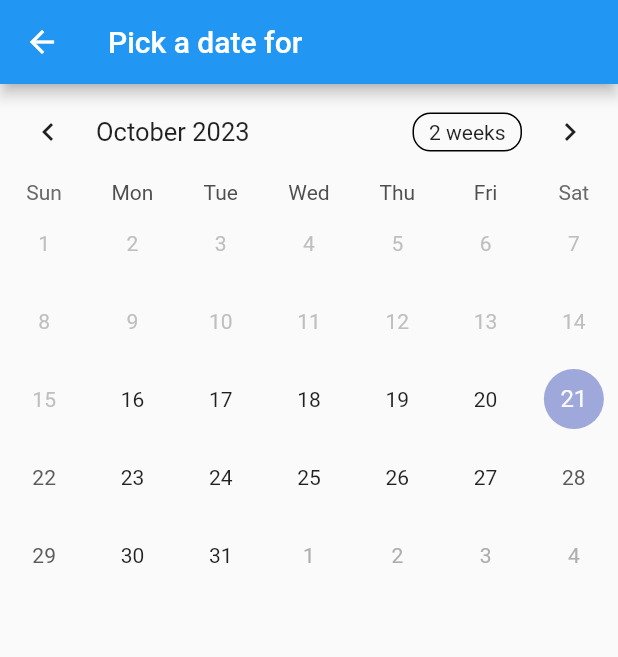
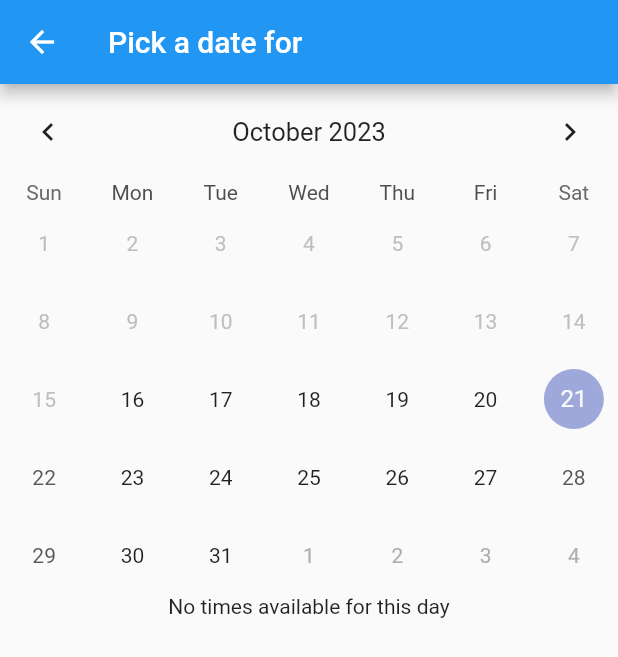
Before and after one commit to tyanochkuby/flutter_animation_example, a Flutter app: the PickDatePage screen opened directly with empty values, on a phone screen of 412 x 824 dp. Shown: the top 657 px of the screen. Run offline on Flutter 3.47's test engine with Material 2 defaults, Android fonts, the phone set to English and light mode, and no system bars; drawn by our look-alikes of table_calendar; our stand-ins replace bloc, cloud_firestore, email_validator, equatable, firebase_auth, firebase_core and 3 more; accounts and stored records are empty; generated files the repository leaves out were written again.

Commit message:
pickdate page added, trips repository fixed,

```diff
--- a/lib/models/boat_trip.dart
+++ b/lib/models/boat_trip.dart
@@ -19,7 +19,7 @@ class BoatTrip {
         title: json['title'],
         cardColor: Color(int.parse(json['color'])).withOpacity(1),
         boatAssetName: 'lib/assets/${json['assetName']}.png',
-        datesAvalable: makeDateList(json['datesAvalable']));
+        datesAvalable: makeDateList(json['available_dates']));
   }
 }
 
--- a/lib/presentation/detailspage.dart
+++ b/lib/presentation/detailspage.dart
@@ -5,7 +5,6 @@ import 'package:flutter_animations_example/presentation/pickdatepage.dart';
 import 'package:flutter_animations_example/presentation/widgets/heart.dart';
 import 'package:flutter_animations_example/presentation/widgets/primary_button.dart';
 import 'package:flutter_animations_example/presentation/widgets/select_quantity_pill.dart';
-import 'package:flutter_bloc/flutter_bloc.dart';
 import 'package:google_fonts/google_fonts.dart';
 
 import '../models/boat_trip.dart';
--- a/lib/presentation/pickdatepage.dart
+++ b/lib/presentation/pickdatepage.dart
@@ -13,14 +13,7 @@ class PickDatePage extends StatelessWidget {
       appBar: AppBar(
         title: Text('Pick a date for ${boatTrip.title}'),
       ),
-      body: Column(
-        children: [
-          Calendar(
-            datesAvailable: boatTrip.datesAvalable,
-          ),
-          const SizedBox(height: 15),
-        ],
-      ),
+      body: Calendar(boatTrip.datesAvalable, context),
     );
   }
 }
--- a/lib/presentation/widgets/booking_calendar.dart
+++ b/lib/presentation/widgets/booking_calendar.dart
@@ -1,21 +1,80 @@
 import 'package:flutter/material.dart';
 import 'package:flutter_animations_example/models/boat_trip.dart';
+import 'package:intl/intl.dart';
 import 'package:table_calendar/table_calendar.dart';
+import 'package:collection/src/iterable_extensions.dart';
 
-class Calendar extends StatelessWidget {
-  Calendar({required this.datesAvailable});
+class Calendar extends StatefulWidget {
+  Calendar(this.datesAvailable, this.context) {}
 
   final List<BookingDate> datesAvailable;
-  DateTime today = DateTime.now();
+  final BuildContext context;
+  DateTime? focusedDay;
+  BookingDate? focusedDayBooking;
+
+  @override
+  State<Calendar> createState() => _CalendarState();
+}
+
+class _CalendarState extends State<Calendar> {
+  final DateTime today = DateTime.now();
+  @override
+  void initState() {
+    widget.focusedDay ??= DateTime(today.year, today.month, today.day);
+    widget.focusedDayBooking = widget.datesAvailable
+        .firstWhereOrNull((element) => element.date == widget.focusedDay);
+    print('initState');
+  }
 
   @override
   Widget build(BuildContext context) {
-    return Container(
-      child: TableCalendar(
-        firstDay: today.subtract(Duration(days: today.weekday - 1)),
-        lastDay: today.add(const Duration(days: 40)),
-        focusedDay: today,
-      ),
+    return Column(
+      children: [
+        TableCalendar(
+          headerStyle:
+              HeaderStyle(formatButtonVisible: false, titleCentered: true),
+          availableGestures: AvailableGestures.horizontalSwipe,
+          firstDay: today.subtract(Duration(days: today.weekday - 1)),
+          lastDay: today.add(const Duration(days: 40)),
+          focusedDay: widget.focusedDay!,
+          onDaySelected: _onDaySelected,
+        ),
+        widget.focusedDayBooking == null
+            ? const Text('No times available for this day')
+            : Container(
+                height: 50,
+                child: ListView.builder(
+                    shrinkWrap: true,
+                    scrollDirection: Axis.horizontal,
+                    itemCount: widget.focusedDayBooking!.times.length,
+                    itemBuilder: (BuildContext context, int index) {
+                      return Container(
+                        decoration: const BoxDecoration(
+                            color: Color.fromRGBO(135, 123, 200, 1),
+                            borderRadius: BorderRadius.only(
+                                topLeft: Radius.circular(10),
+                                bottomLeft: Radius.circular(10))),
+                        height: 40,
+                        width: 120,
+                        child: Padding(
+                          padding: EdgeInsets.all(8),
+                          child: Text(
+                            widget.focusedDayBooking!.times[index].toString(),
+                          ),
+                        ),
+                      );
+                    }),
+              ),
+      ],
     );
   }
+
+  void _onDaySelected(DateTime selectedDay, DateTime focusedDay) {
+    setState(() {
+      widget.focusedDay = selectedDay;
+      widget.focusedDayBooking = widget.datesAvailable
+          .firstWhereOrNull((element) => element.date == selectedDay);
+      print('hi');
+    });
+  }
 }
```
Also changed, not shown: lib/data/trips_repository.dart (+7 -6 lines).
